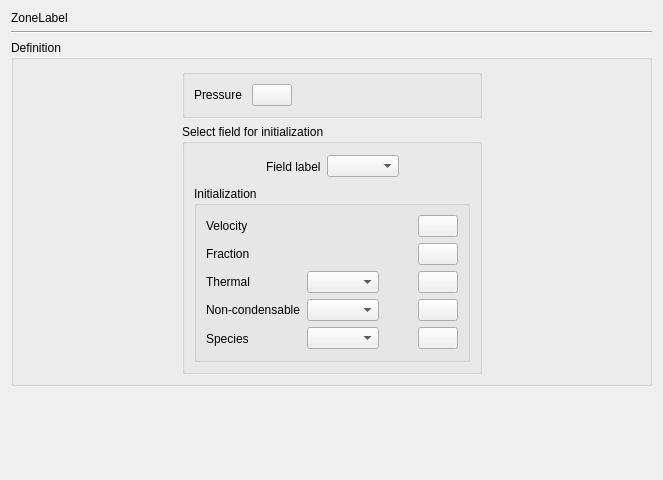
Before: the Qt Designer form gui/Pages/MainFieldsInitialization.ui in code-saturne/code_saturne, drawn with Qt 5.
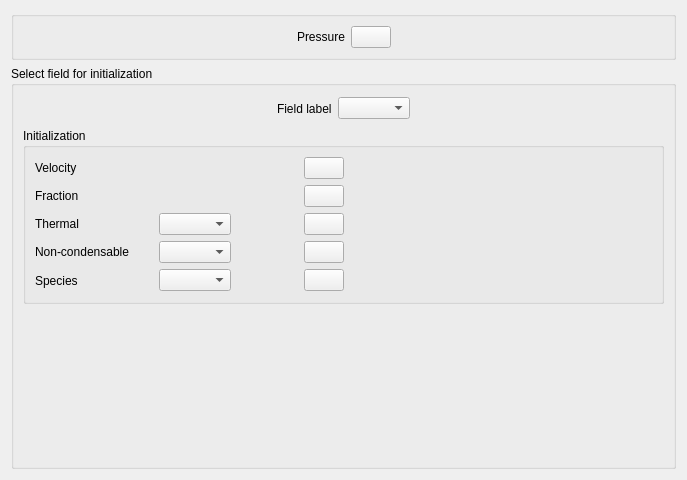
After: the same form once the commit is applied. Icons and pictures are not drawn.

Commit message: Clean volumic zone display

```diff
--- a/gui/Pages/MainFieldsInitialization.ui
+++ b/gui/Pages/MainFieldsInitialization.ui
@@ -13,23 +13,8 @@
   <property name="windowTitle">
    <string>Form</string>
   </property>
-  <layout class="QGridLayout" name="gridLayout_6">
+  <layout class="QGridLayout" name="gridLayout_9">
    <item row="0" column="0">
-    <widget class="QLabel" name="zoneLabel">
-     <property name="text">
-      <string>ZoneLabel</string>
-     </property>
-    </widget>
-   </item>
-   <item row="2" column="0">
-    <widget class="QGroupBox" name="groupBox">
-     <property name="title">
-      <string>Definition</string>
-     </property>
-     <layout class="QGridLayout" name="gridLayout_3">
-      <item row="0" column="1" rowspan="2">
-       <layout class="QVBoxLayout" name="verticalLayout">
-        <item>
          <widget class="QGroupBox" name="groupBox_2">
           <property name="title">
            <string/>
@@ -38,9 +23,22 @@
            <item row="0" column="0">
             <layout class="QHBoxLayout" name="horizontalLayout">
              <item>
-              <widget class="QLabel" name="label_12">
+                              <spacer name="horizontalSpacer_9">
+                                  <property name="orientation">
+                                      <enum>Qt::Horizontal</enum>
+                                  </property>
+                                  <property name="sizeHint" stdset="0">
+                                      <size>
+                                          <width>40</width>
+                                          <height>20</height>
+                                      </size>
+                                  </property>
+                              </spacer>
+                          </item>
+                          <item>
+                              <widget class="QLabel" name="label_13">
                <property name="text">
-                <string>Pressure </string>
+                                      <string>Pressure</string>
                </property>
               </widget>
              </item>
@@ -79,14 +77,14 @@
           </layout>
          </widget>
         </item>
-        <item>
+      <item row="1" column="0">
          <widget class="QGroupBox" name="groupBoxDefinition">
           <property name="title">
            <string>Select field for initialization</string>
           </property>
-          <layout class="QGridLayout" name="gridLayout_2">
+              <layout class="QGridLayout" name="gridLayout_3">
            <item row="0" column="0">
-            <layout class="QHBoxLayout" name="horizontalLayout_12">
+                      <layout class="QHBoxLayout" name="horizontalLayout_13">
              <item>
               <spacer name="horizontalSpacer_2">
                <property name="orientation">
@@ -130,9 +128,9 @@
              <property name="title">
               <string>Initialization</string>
              </property>
-             <layout class="QGridLayout" name="gridLayout_5">
+                          <layout class="QGridLayout" name="gridLayout_6">
               <item row="0" column="0">
-               <layout class="QGridLayout" name="gridLayout_4">
+                                  <layout class="QGridLayout" name="gridLayout_7">
                 <item row="0" column="0">
                  <widget class="QLabel" name="labelVelocity">
                   <property name="text">
@@ -355,35 +353,14 @@
                 </item>
                </layout>
               </item>
-             </layout>
-            </widget>
-           </item>
-          </layout>
-         </widget>
-        </item>
-       </layout>
-      </item>
-      <item row="0" column="2">
-       <spacer name="horizontalSpacer_3">
-        <property name="orientation">
-         <enum>Qt::Horizontal</enum>
-        </property>
-        <property name="sizeHint" stdset="0">
-         <size>
-          <width>106</width>
-          <height>20</height>
-         </size>
-        </property>
-       </spacer>
-      </item>
-      <item row="1" column="0">
+                              <item row="0" column="1">
        <spacer name="horizontalSpacer">
         <property name="orientation">
          <enum>Qt::Horizontal</enum>
         </property>
         <property name="sizeHint" stdset="0">
          <size>
-          <width>107</width>
+                                              <width>40</width>
           <height>20</height>
          </size>
         </property>
@@ -392,7 +369,7 @@
      </layout>
     </widget>
    </item>
-   <item row="3" column="0">
+                  <item row="2" column="0">
     <spacer>
      <property name="orientation">
       <enum>Qt::Vertical</enum>
@@ -405,11 +382,7 @@
      </property>
     </spacer>
    </item>
-   <item row="1" column="0">
-    <widget class="Line" name="line">
-     <property name="orientation">
-      <enum>Qt::Horizontal</enum>
-     </property>
+              </layout>
     </widget>
    </item>
   </layout>
```
Left out of the diff: 51 changed lines with no effect on the pictures. Lines whose indentation alone changed are shown as unchanged. The commit also changes 13 other files.
